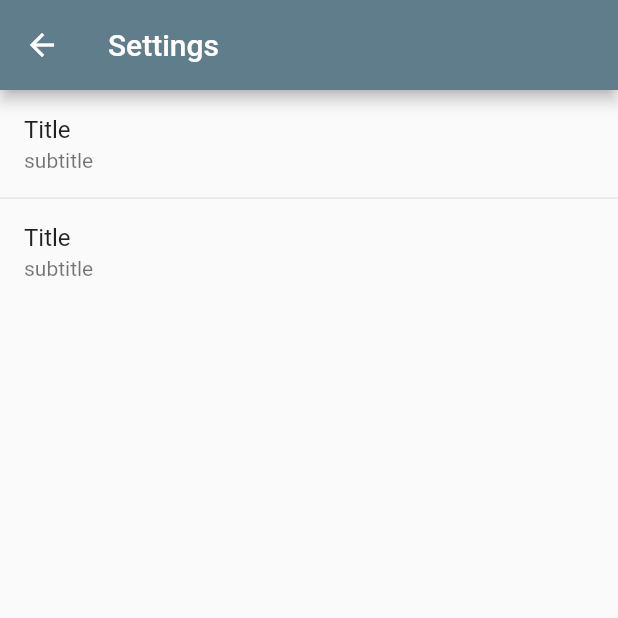
After one commit to iori2333/Schedule, a Flutter app: the SettingPage screen opened by its route, on a phone screen of 412 x 824 dp, the top half of it. The commit adds this screen. Run offline on Flutter 3.47's test engine with Material 2 defaults, Android fonts, the phone set to English and light mode, and no system bars; our stand-ins replace fluro, shared_preferences, sqflite, sqflite_common_ffi; accounts and stored records are empty; statements that could not run were skipped.

Commit message:
feat: add router

```diff
--- /dev/null
+++ b/lib/pages/settings.dart
@@ -0,0 +1,33 @@
+import 'package:flutter/material.dart';
+import 'package:schedule/global.dart';
+
+class SettingPage extends StatelessWidget {
+  const SettingPage({Key? key}) : super(key: key);
+
+  @override
+  Widget build(BuildContext context) {
+    return Scaffold(
+      appBar: AppBar(
+        toolbarHeight: Constants.appBarHeight,
+        title: const Text("Settings"),
+      ),
+      body: ListView(
+        children: ListTile.divideTiles(
+          context: context,
+          tiles: [
+            ListTile(
+              title: Text('Title'),
+              subtitle: Text('subtitle'),
+              onTap: () {},
+            ),
+            ListTile(
+              title: Text('Title'),
+              subtitle: Text('subtitle'),
+              onTap: () {},
+            ),
+          ],
+        ).toList(),
+      ),
+    );
+  }
+}
--- a/lib/router.dart
+++ b/lib/router.dart
@@ -1,9 +1,11 @@
 import 'package:fluro/fluro.dart';
 import 'package:schedule/pages/courses.dart';
+import 'package:schedule/pages/settings.dart';
 
 class AppRouter {
   static final Map<String, HandlerFunc> _routes = {
     '/': (context, params) => const CoursePage(),
+    '/settings': (context, params) => const SettingPage(),
   };
 
   static FluroRouter _init() {
--- a/pubspec.yaml
+++ b/pubspec.yaml
@@ -15,6 +15,8 @@ dependencies:
   provider: ^6.0.2
   fluro: ^2.0.3
   shared_preferences: ^2.0.12
+  sqflite: ^2.0.2
+  sqflite_common_ffi: ^2.1.0+2
 
 dev_dependencies:
   flutter_test:
```
Also changed, not shown: lib/main.dart (+13 -1 lines).
